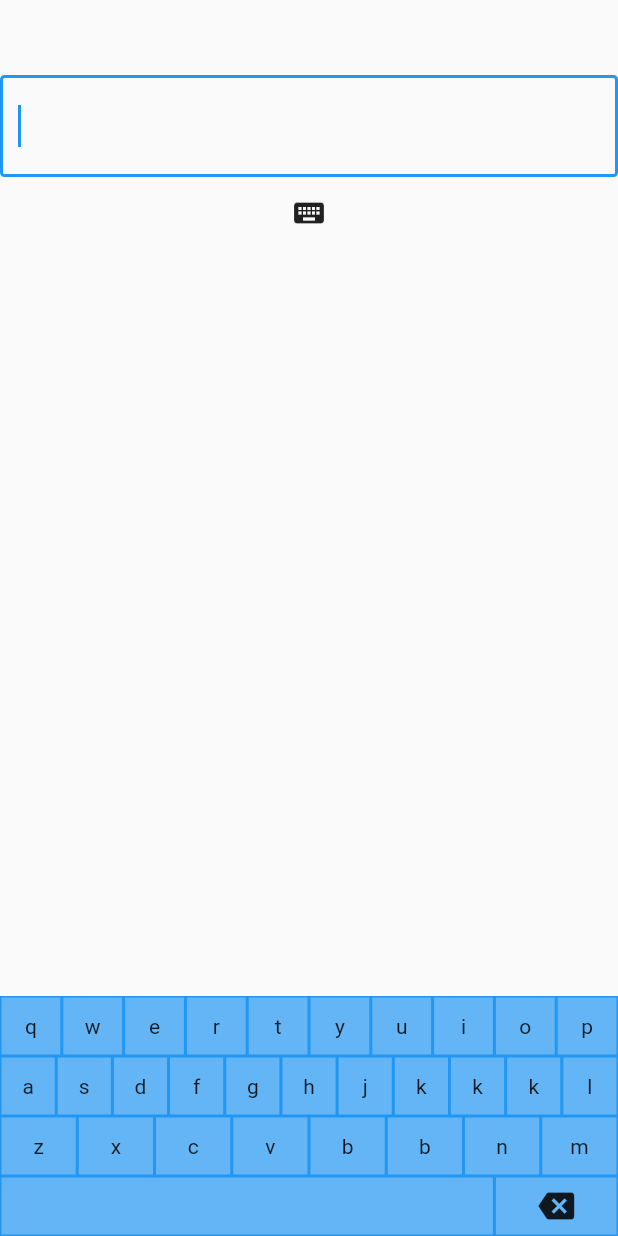
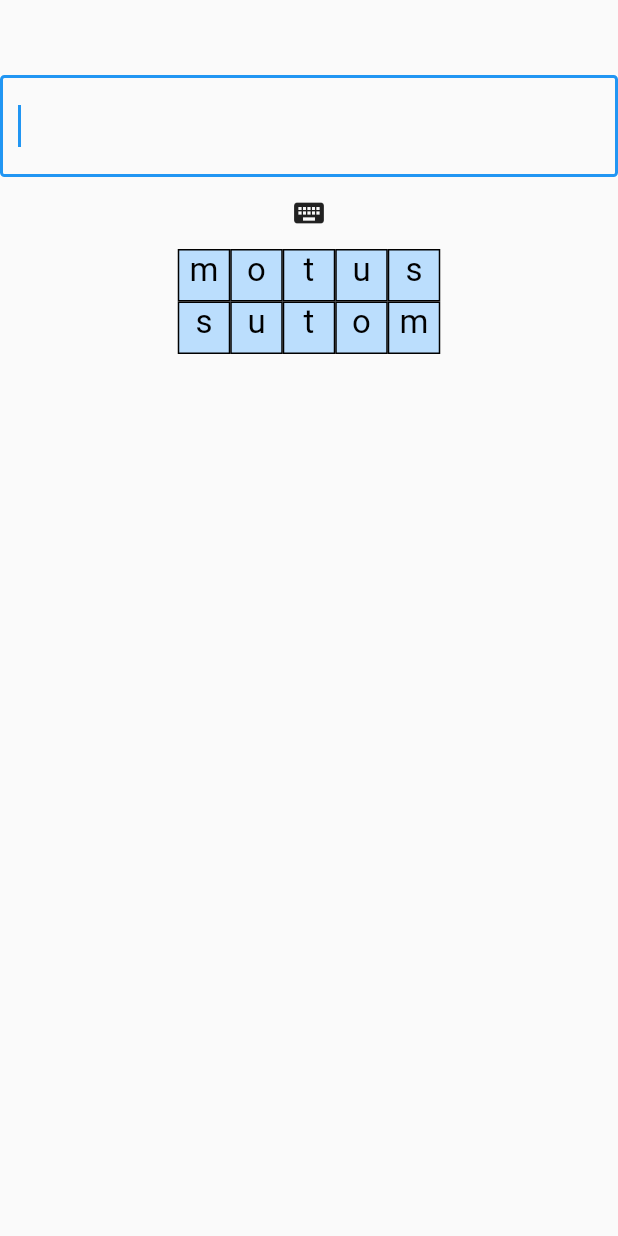
Before and after one commit to sylvain75/flutter-wordle, a Flutter app: the screen it shows after launch, on a phone screen of 412 x 824 dp. Run offline on Flutter 3.47's test engine with Material 2 defaults, Android fonts, the phone set to English and light mode, and no system bars.

Commit message:
box done - about to add typing

```diff
--- /dev/null
+++ b/lib/components/letter_box.dart
@@ -0,0 +1,56 @@
+import 'package:flutter/material.dart';
+
+class LetterBox extends StatelessWidget {
+
+  const LetterBox({
+    Key? key,
+    this.textValue = ' ',
+    this.hasBorderRight = true,
+    this.hasBorderLeft = true,
+    this.hasBorderTop = true,
+    this.hasBorderBottom = true,
+  }) : super(key: key);
+
+  final String textValue;
+  static const bool isValid = false;
+  static const bool hasWrongPosition = false;
+  final bool hasBorderRight;
+  final bool hasBorderLeft;
+  final bool hasBorderTop;
+  final bool hasBorderBottom;
+
+  @override
+  Widget build(BuildContext context) {
+    const colorValue = isValid ? 0xFFB9F6CA : hasWrongPosition ? 0xFFFFFF00 : 0xffbbdefd;
+    // const int colorValue = 0xffbbdefd;
+    // const int colorValue = isValid ? 0xffbbdefd : 0xffbbdefd;
+    return Container(
+      height: 35.0,
+      width: 35.0,
+      decoration: BoxDecoration(
+        color: const Color(colorValue),
+        // image: const DecorationImage(
+        //   image: NetworkImage('https://flutter.github.io/assets-for-api-docs/assets/widgets/owl-2.jpg'),
+        //   fit: BoxFit.cover,
+        // ),
+        border: Border(
+          right: BorderSide(width: hasBorderRight ? 1 : 0, color: Colors.black),
+          left: BorderSide(width: 1, color: Colors.black),
+          top: BorderSide(width: 1, color: Colors.black),
+          bottom: BorderSide(width: 1, color: Colors.black),
+        ),
+        // borderRadius: BorderRadius.circular(12),
+      ),
+      child:
+        // padding: EdgeInsets.all(8.0),
+        Align(
+          alignment: Alignment.topCenter,
+          child:
+          Text(this.textValue, style: TextStyle(
+            color: Colors.black,
+            fontSize: 22.0
+          ),),
+        )
+    );
+  }
+}
--- a/lib/views/working_screen.dart
+++ b/lib/views/working_screen.dart
@@ -1,3 +1,4 @@
+import 'package:flurddle/components/letter_box.dart';
 import 'package:flutter/material.dart';
 import 'package:flurddle/components/working_text_key.dart';
 import 'package:flurddle/components/keyboard.dart';
@@ -38,15 +39,42 @@ class _KeyboardDemoState extends State<KeyboardDemo> {
               });
             },
           ),
-          Spacer(),
-          CustomKeyboard(
-            onTextInput: (x) {
-              _insertText(x);
-            },
-            onBackspace: () {
-              _backspace();
-            },
-          ),
+          // Spacer(),
+          Container(
+            child:
+              Column(
+              // crossAxisAlignment: CrossAxisAlignment.center,
+              // mainAxisAlignment: MainAxisAlignment.center,
+              children: [
+                Row(
+                  children: [
+                    LetterBox(textValue: 'm'),
+                    LetterBox(textValue: 'o'),
+                    LetterBox(textValue: 't'),
+                    LetterBox(textValue: 'u'),
+                    LetterBox(textValue: 's'),
+                  ],
+                  mainAxisAlignment: MainAxisAlignment.center,),
+                Row(
+                  children: [
+                    LetterBox(textValue: 's'),
+                    LetterBox(textValue: 'u'),
+                    LetterBox(textValue: 't'),
+                    LetterBox(textValue: 'o'),
+                    LetterBox(textValue: 'm'),
+                  ],
+                  mainAxisAlignment: MainAxisAlignment.center,),
+              ],
+          ))
+
+          // CustomKeyboard(
+          //   onTextInput: (x) {
+          //     _insertText(x);
+          //   },
+          //   onBackspace: () {
+          //     _backspace();
+          //   },
+          // ),
         ],
       ),
     );
```
